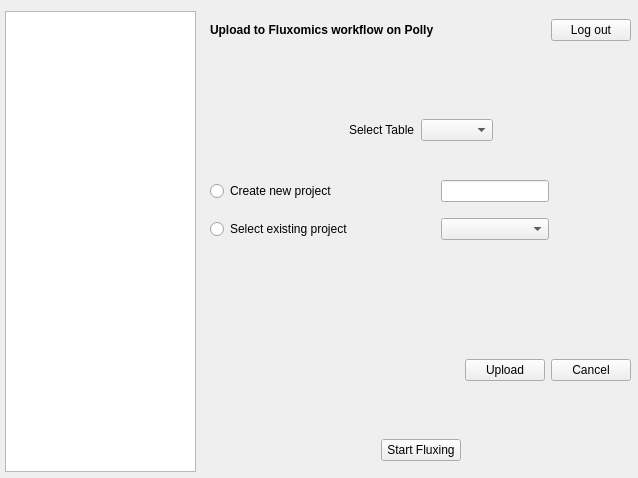
This is src/gui/mzroll/forms/pollyelmaveninterface.ui in ElucidataInc/ElMaven as Qt 5 draws it before an edit. The edited form follows.
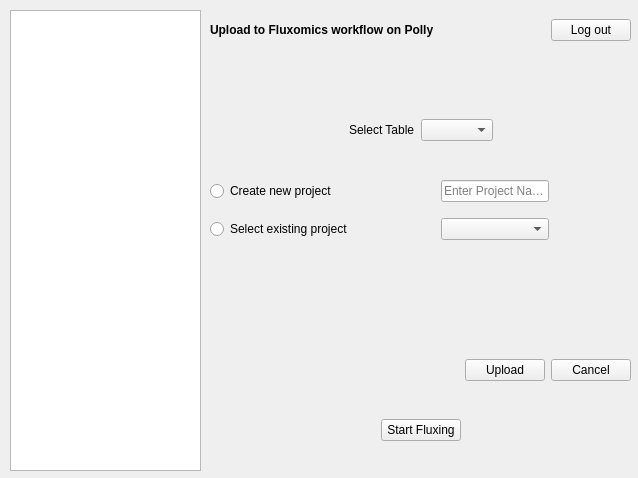
This is the edited form. The open tabs and pages were chosen to show the change.

Commit message: [UI] Add workflow icons to allow changing menu

```diff
--- a/src/gui/mzroll/forms/pollyelmaveninterface.ui
+++ b/src/gui/mzroll/forms/pollyelmaveninterface.ui
@@ -13,16 +13,6 @@
   <property name="windowTitle">
    <string>Polly El-MAVEN Interface</string>
   </property>
-  <widget class="QListWidget" name="listWidget">
-   <property name="geometry">
-    <rect>
-     <x>5</x>
-     <y>11</y>
-     <width>191</width>
-     <height>461</height>
-    </rect>
-   </property>
-  </widget>
   <widget class="QStackedWidget" name="stackedWidget">
    <property name="geometry">
     <rect>
@@ -32,6 +22,12 @@
      <height>461</height>
     </rect>
    </property>
+   <property name="sizePolicy">
+    <sizepolicy hsizetype="Fixed" vsizetype="Fixed">
+     <horstretch>0</horstretch>
+     <verstretch>0</verstretch>
+    </sizepolicy>
+   </property>
    <property name="currentIndex">
     <number>1</number>
    </property>
@@ -179,7 +175,11 @@
        </spacer>
       </item>
       <item row="0" column="2">
-       <widget class="QLineEdit" name="lineEdit_new_project_name_2"/>
+       <widget class="QLineEdit" name="lineEdit_new_project_name">
+        <property name="placeholderText">
+         <string>Enter Project Name</string>
+        </property>
+       </widget>
       </item>
       <item row="0" column="1">
        <spacer name="horizontalSpacer_5">
@@ -350,19 +350,6 @@
     </widget>
    </widget>
    <widget class="QWidget" name="FluxomicsPage">
-    <widget class="QStackedWidget" name="stackedWidget_2">
-     <property name="geometry">
-      <rect>
-       <x>0</x>
-       <y>0</y>
-       <width>421</width>
-       <height>461</height>
-      </rect>
-     </property>
-     <property name="currentIndex">
-      <number>0</number>
-     </property>
-     <widget class="QWidget" name="page_3">
       <widget class="QWidget" name="horizontalLayoutWidget_7">
        <property name="geometry">
         <rect>
@@ -374,7 +361,7 @@
        </property>
        <layout class="QHBoxLayout" name="horizontalLayout_7">
         <item>
-         <widget class="QLabel" name="label_4">
+       <widget class="QLabel" name="label_3">
           <property name="text">
            <string>&lt;html&gt;&lt;head/&gt;&lt;body&gt;&lt;p&gt;&lt;span style=&quot; font-weight:600;&quot;&gt;Upload to Fluxomics workflow on Polly&lt;/span&gt;&lt;/p&gt;&lt;/body&gt;&lt;/html&gt;</string>
           </property>
@@ -451,7 +438,7 @@
          </spacer>
         </item>
         <item>
-         <widget class="QLabel" name="label_5">
+       <widget class="QLabel" name="label_4">
           <property name="text">
            <string>Select Table</string>
           </property>
@@ -492,7 +479,7 @@
           </property>
          </widget>
         </item>
-        <item row="0" column="3">
+      <item row="0" column="1">
          <spacer name="horizontalSpacer_17">
           <property name="orientation">
            <enum>Qt::Horizontal</enum>
@@ -506,9 +493,13 @@
          </spacer>
         </item>
         <item row="0" column="2">
-         <widget class="QLineEdit" name="lineEdit_new_project_name"/>
-        </item>
-        <item row="0" column="1">
+       <widget class="QLineEdit" name="lineEdit_new_project_name_2">
+        <property name="placeholderText">
+         <string>Enter Project Name</string>
+        </property>
+       </widget>
+      </item>
+      <item row="0" column="3">
          <spacer name="horizontalSpacer_18">
           <property name="orientation">
            <enum>Qt::Horizontal</enum>
@@ -634,14 +625,14 @@
        <property name="geometry">
         <rect>
          <x>0</x>
-         <y>420</y>
+       <y>400</y>
          <width>421</width>
          <height>41</height>
         </rect>
        </property>
        <layout class="QHBoxLayout" name="horizontalLayout_12">
         <item>
-         <spacer name="horizontalSpacer_23">
+       <spacer name="horizontalSpacer_24">
           <property name="orientation">
            <enum>Qt::Horizontal</enum>
           </property>
@@ -661,7 +652,7 @@
          </widget>
         </item>
         <item>
-         <spacer name="horizontalSpacer_24">
+       <spacer name="horizontalSpacer_23">
           <property name="orientation">
            <enum>Qt::Horizontal</enum>
           </property>
@@ -676,9 +667,61 @@
        </layout>
       </widget>
      </widget>
-     <widget class="QWidget" name="page_4"/>
-    </widget>
-   </widget>
+  </widget>
+  <widget class="QListWidget" name="workflowMenu">
+   <property name="geometry">
+    <rect>
+     <x>10</x>
+     <y>10</y>
+     <width>191</width>
+     <height>461</height>
+    </rect>
+   </property>
+   <property name="sizePolicy">
+    <sizepolicy hsizetype="MinimumExpanding" vsizetype="MinimumExpanding">
+     <horstretch>0</horstretch>
+     <verstretch>0</verstretch>
+    </sizepolicy>
+   </property>
+   <property name="verticalScrollBarPolicy">
+    <enum>Qt::ScrollBarAlwaysOff</enum>
+   </property>
+   <property name="horizontalScrollBarPolicy">
+    <enum>Qt::ScrollBarAlwaysOff</enum>
+   </property>
+   <property name="sizeAdjustPolicy">
+    <enum>QAbstractScrollArea::AdjustToContents</enum>
+   </property>
+   <property name="autoScroll">
+    <bool>false</bool>
+   </property>
+   <property name="iconSize">
+    <size>
+     <width>145</width>
+     <height>145</height>
+    </size>
+   </property>
+   <property name="movement">
+    <enum>QListView::Static</enum>
+   </property>
+   <property name="isWrapping" stdset="0">
+    <bool>true</bool>
+   </property>
+   <property name="resizeMode">
+    <enum>QListView::Adjust</enum>
+   </property>
+   <property name="viewMode">
+    <enum>QListView::IconMode</enum>
+   </property>
+   <property name="uniformItemSizes">
+    <bool>true</bool>
+   </property>
+   <property name="wordWrap">
+    <bool>true</bool>
+   </property>
+   <property name="currentRow">
+    <number>-1</number>
+   </property>
   </widget>
  </widget>
  <resources/>
```
Left out of the diff: 28 changed lines with no effect on the pictures. Lines whose indentation alone changed are shown as unchanged. The commit also changes 3 other files.
